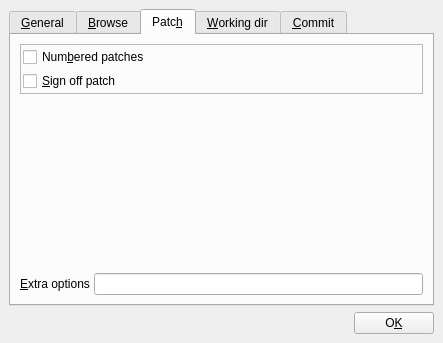
Before: the Qt Designer form src/settings.ui in tibirna/qgit, drawn with Qt 5.
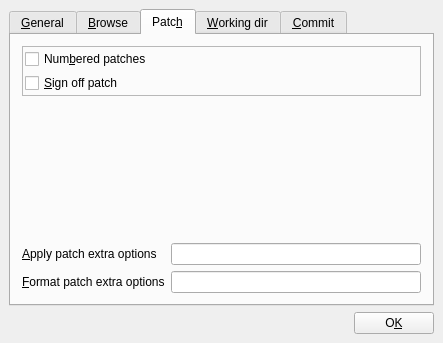
After: the same form once the commit is applied. The open tabs and pages were chosen to show the change. Icons and pictures are not drawn.

Commit message:
Add support to define options for 'git am'
Currenlty in Edit->Settings->Patch it is possible
to define some extra option to pass to 'git format-patch'
when crating a patch series.

Add support to define extra options also for 'git am' when
applying a patch.

One useful option could be '--whitespace=fix' as example.

What changed in the file:
```diff
--- a/src/settings.ui
+++ b/src/settings.ui
@@ -63,7 +63,7 @@
      <item>
       <widget class="QTabWidget" name="tabDialog" >
        <property name="currentIndex" >
-        <number>0</number>
+        <number>2</number>
        </property>
        <widget class="QWidget" name="General" >
         <attribute name="title" >
@@ -493,38 +493,8 @@
          <string>Patc&amp;h</string>
         </attribute>
         <layout class="QHBoxLayout" >
-         <property name="spacing" >
-          <number>6</number>
-         </property>
-         <property name="leftMargin" >
-          <number>9</number>
-         </property>
-         <property name="topMargin" >
-          <number>9</number>
-         </property>
-         <property name="rightMargin" >
-          <number>9</number>
-         </property>
-         <property name="bottomMargin" >
-          <number>9</number>
-         </property>
          <item>
           <layout class="QVBoxLayout" >
-           <property name="spacing" >
-            <number>0</number>
-           </property>
-           <property name="leftMargin" >
-            <number>0</number>
-           </property>
-           <property name="topMargin" >
-            <number>0</number>
-           </property>
-           <property name="rightMargin" >
-            <number>0</number>
-           </property>
-           <property name="bottomMargin" >
-            <number>0</number>
-           </property>
            <item>
             <widget class="QFrame" name="frame_2" >
              <property name="frameShape" >
@@ -604,46 +574,57 @@
              </property>
              <property name="sizeHint" >
               <size>
-               <width>20</width>
-               <height>40</height>
+               <width>399</width>
+               <height>91</height>
               </size>
              </property>
             </spacer>
            </item>
            <item>
-            <layout class="QHBoxLayout" >
-             <property name="spacing" >
-              <number>4</number>
-             </property>
-             <property name="leftMargin" >
-              <number>0</number>
-             </property>
-             <property name="topMargin" >
-              <number>0</number>
-             </property>
-             <property name="rightMargin" >
-              <number>0</number>
-             </property>
-             <property name="bottomMargin" >
-              <number>0</number>
-             </property>
-             <item>
-              <widget class="QLabel" name="textLabelDiffTreeArgs" >
+            <layout class="QGridLayout" >
+             <item row="0" column="0" >
+              <widget class="QLabel" name="textLabelApplyPatchExtraOptions" >
                <property name="text" >
-                <string>&amp;Extra options</string>
+                <string>&amp;Apply patch extra options</string>
                </property>
                <property name="wordWrap" >
                 <bool>false</bool>
                </property>
                <property name="buddy" >
-                <cstring>lineEditExtraOptions</cstring>
+                <cstring>lineEditApplyPatchExtraOptions</cstring>
                </property>
               </widget>
              </item>
-             <item>
-              <widget class="QLineEdit" name="lineEditExtraOptions" >
+             <item row="0" column="1" >
+              <widget class="QLineEdit" name="lineEditApplyPatchExtraOptions" >
                <property name="toolTip" >
-                <string>Extra options to pass to git format-patch-script</string>
+                <string>Extra options to pass to 'git am'</string>
+               </property>
+               <property name="maxLength" >
+                <number>32767</number>
+               </property>
+              </widget>
+             </item>
+             <item row="1" column="0" >
+              <widget class="QLabel" name="textLabelFormatPatchExtraOptions" >
+               <property name="text" >
+                <string>&amp;Format patch extra options</string>
+               </property>
+               <property name="wordWrap" >
+                <bool>false</bool>
+               </property>
+               <property name="buddy" >
+                <cstring>lineEditFormatPatchExtraOptions</cstring>
+               </property>
+              </widget>
+             </item>
+             <item row="1" column="1" >
+              <widget class="QLineEdit" name="lineEditFormatPatchExtraOptions" >
+               <property name="toolTip" >
+                <string>Extra options to pass to 'git format-patch'</string>
+               </property>
+               <property name="maxLength" >
+                <number>32767</number>
                </property>
               </widget>
              </item>
```
Left out of the diff: 20 changed lines with no effect on the pictures. The commit also changes 5 other files.
